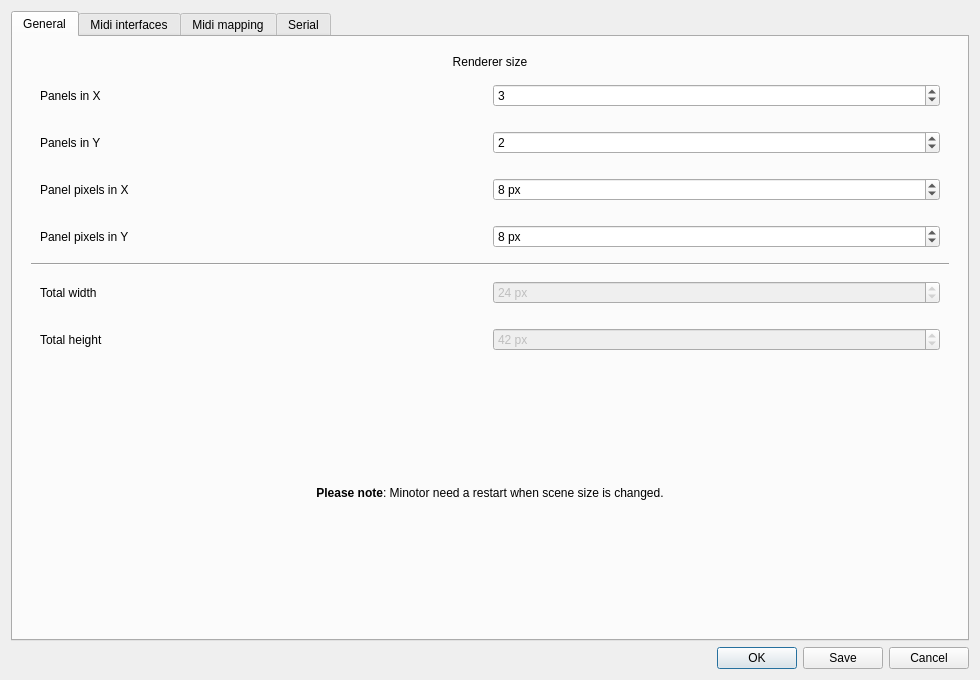
First picture: the form in Ui/configdialog.ui, repository minotor-org/minotor, before the edit.
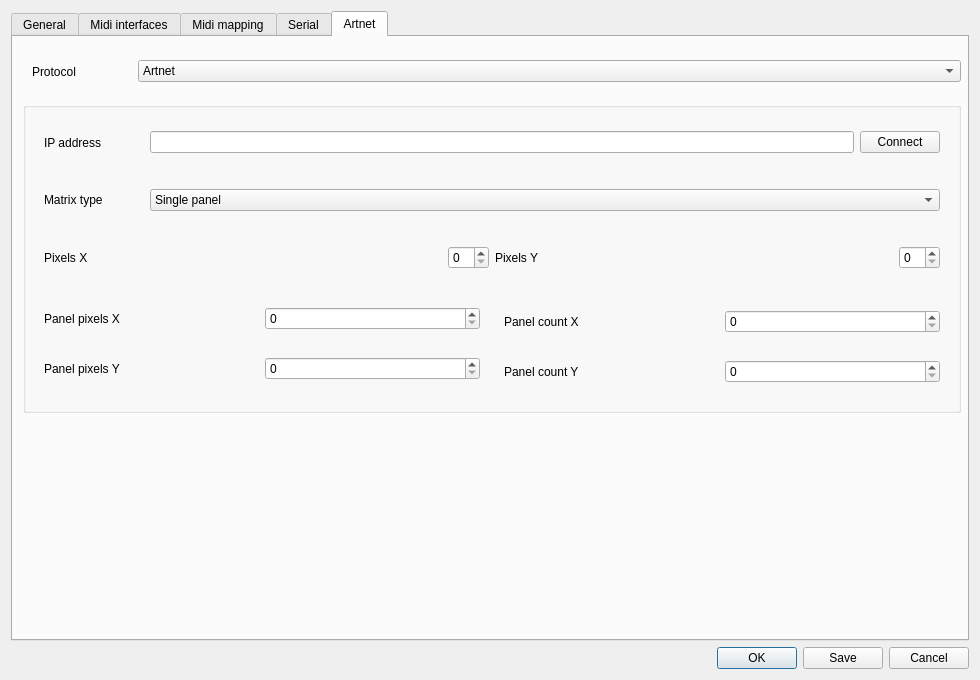
Second picture: the form after the edit. The open tabs and pages were chosen to show the change.

Commit message: Add Artnet settings

What changed in the file:
```diff
--- a/Ui/configdialog.ui
+++ b/Ui/configdialog.ui
@@ -827,6 +827,269 @@
          </item>
         </layout>
        </widget>
+       <widget class="QWidget" name="tabArtnet">
+        <attribute name="title">
+         <string>Artnet</string>
+        </attribute>
+        <widget class="QGroupBox" name="groupBox_4">
+         <property name="geometry">
+          <rect>
+           <x>10</x>
+           <y>65</y>
+           <width>938</width>
+           <height>311</height>
+          </rect>
+         </property>
+         <property name="title">
+          <string/>
+         </property>
+         <layout class="QVBoxLayout" name="verticalLayout_11">
+          <item>
+           <widget class="QWidget" name="widget_22" native="true">
+            <layout class="QHBoxLayout" name="horizontalLayout_21">
+             <item>
+              <widget class="QLabel" name="lArtnet">
+               <property name="sizePolicy">
+                <sizepolicy hsizetype="Minimum" vsizetype="Preferred">
+                 <horstretch>0</horstretch>
+                 <verstretch>0</verstretch>
+                </sizepolicy>
+               </property>
+               <property name="minimumSize">
+                <size>
+                 <width>100</width>
+                 <height>0</height>
+                </size>
+               </property>
+               <property name="text">
+                <string>IP address</string>
+               </property>
+              </widget>
+             </item>
+             <item>
+              <widget class="QLineEdit" name="leArtnet">
+               <property name="inputMask">
+                <string/>
+               </property>
+               <property name="text">
+                <string/>
+               </property>
+              </widget>
+             </item>
+             <item>
+              <widget class="QPushButton" name="pbArtnet">
+               <property name="text">
+                <string>Connect</string>
+               </property>
+               <property name="checkable">
+                <bool>true</bool>
+               </property>
+              </widget>
+             </item>
+            </layout>
+           </widget>
+          </item>
+          <item>
+           <widget class="QWidget" name="widget_23" native="true">
+            <layout class="QHBoxLayout" name="horizontalLayout_22" stretch="0,1">
+             <item>
+              <widget class="QLabel" name="label_21">
+               <property name="minimumSize">
+                <size>
+                 <width>100</width>
+                 <height>0</height>
+                </size>
+               </property>
+               <property name="text">
+                <string>Matrix type</string>
+               </property>
+              </widget>
+             </item>
+             <item>
+              <widget class="QComboBox" name="cbMatrixType_2">
+               <item>
+                <property name="text">
+                 <string>Single panel</string>
+                </property>
+               </item>
+               <item>
+                <property name="text">
+                 <string>Multi panel</string>
+                </property>
+               </item>
+              </widget>
+             </item>
+            </layout>
+           </widget>
+          </item>
+          <item>
+           <widget class="QWidget" name="wMatrixConfig_2" native="true">
+            <layout class="QHBoxLayout" name="horizontalLayout_23">
+             <item>
+              <widget class="QLabel" name="label_22">
+               <property name="text">
+                <string>Pixels X</string>
+               </property>
+              </widget>
+             </item>
+             <item>
+              <spacer name="horizontalSpacer_6">
+               <property name="orientation">
+                <enum>Qt::Horizontal</enum>
+               </property>
+               <property name="sizeHint" stdset="0">
+                <size>
+                 <width>40</width>
+                 <height>20</height>
+                </size>
+               </property>
+              </spacer>
+             </item>
+             <item>
+              <widget class="QSpinBox" name="spinBox_5"/>
+             </item>
+             <item>
+              <widget class="QLabel" name="label_23">
+               <property name="text">
+                <string>Pixels Y</string>
+               </property>
+              </widget>
+             </item>
+             <item>
+              <spacer name="horizontalSpacer_7">
+               <property name="orientation">
+                <enum>Qt::Horizontal</enum>
+               </property>
+               <property name="sizeHint" stdset="0">
+                <size>
+                 <width>40</width>
+                 <height>20</height>
+                </size>
+               </property>
+              </spacer>
+             </item>
+             <item>
+              <widget class="QSpinBox" name="spinBox_6"/>
+             </item>
+            </layout>
+           </widget>
+          </item>
+          <item>
+           <widget class="QWidget" name="widget_24" native="true">
+            <layout class="QGridLayout" name="gridLayout_4">
+             <property name="leftMargin">
+              <number>0</number>
+             </property>
+             <property name="rightMargin">
+              <number>0</number>
+             </property>
+             <item row="0" column="0">
+              <widget class="QWidget" name="widget_25" native="true">
+               <layout class="QHBoxLayout" name="horizontalLayout_24">
+                <item>
+                 <widget class="QLabel" name="label_24">
+                  <property name="text">
+                   <string>Panel pixels X</string>
+                  </property>
+                 </widget>
+                </item>
+                <item>
+                 <widget class="QSpinBox" name="spinBox_9"/>
+                </item>
+               </layout>
+              </widget>
+             </item>
+             <item row="0" column="1" rowspan="2">
+              <widget class="QWidget" name="widget_26" native="true">
+               <layout class="QHBoxLayout" name="horizontalLayout_25">
+                <item>
+                 <widget class="QLabel" name="label_25">
+                  <property name="text">
+                   <string>Panel count X</string>
+                  </property>
+                 </widget>
+                </item>
+                <item>
+                 <widget class="QSpinBox" name="spinBox_10"/>
+                </item>
+               </layout>
+              </widget>
+             </item>
+             <item row="1" column="0" rowspan="2">
+              <widget class="QWidget" name="widget_27" native="true">
+               <layout class="QHBoxLayout" name="horizontalLayout_26">
+                <item>
+                 <widget class="QLabel" name="label_26">
+                  <property name="text">
+                   <string>Panel pixels Y</string>
+                  </property>
+                 </widget>
+                </item>
+                <item>
+                 <widget class="QSpinBox" name="spinBox_11"/>
+                </item>
+               </layout>
+              </widget>
+             </item>
+             <item row="2" column="1">
+              <widget class="QWidget" name="widget_28" native="true">
+               <layout class="QHBoxLayout" name="horizontalLayout_27">
+                <item>
+                 <widget class="QLabel" name="label_27">
+                  <property name="text">
+                   <string>Panel count Y</string>
+                  </property>
+                 </widget>
+                </item>
+                <item>
+                 <widget class="QSpinBox" name="spinBox_12"/>
+                </item>
+               </layout>
+              </widget>
+             </item>
+            </layout>
+           </widget>
+          </item>
+         </layout>
+        </widget>
+        <widget class="QWidget" name="widget_29" native="true">
+         <property name="geometry">
+          <rect>
+           <x>10</x>
+           <y>10</y>
+           <width>938</width>
+           <height>49</height>
+          </rect>
+         </property>
+         <layout class="QHBoxLayout" name="horizontalLayout_28" stretch="0,1">
+          <property name="leftMargin">
+           <number>9</number>
+          </property>
+          <item>
+           <widget class="QLabel" name="label_28">
+            <property name="minimumSize">
+             <size>
+              <width>100</width>
+              <height>0</height>
+             </size>
+            </property>
+            <property name="text">
+             <string>Protocol</string>
+            </property>
+           </widget>
+          </item>
+          <item>
+           <widget class="QComboBox" name="comboBox_2">
+            <item>
+             <property name="text">
+              <string>Artnet</string>
+             </property>
+            </item>
+           </widget>
+          </item>
+         </layout>
+        </widget>
+       </widget>
       </widget>
      </item>
     </layout>
```
Left out of the diff: 18 changed lines with no effect on the pictures. The commit also changes 2 other files.
